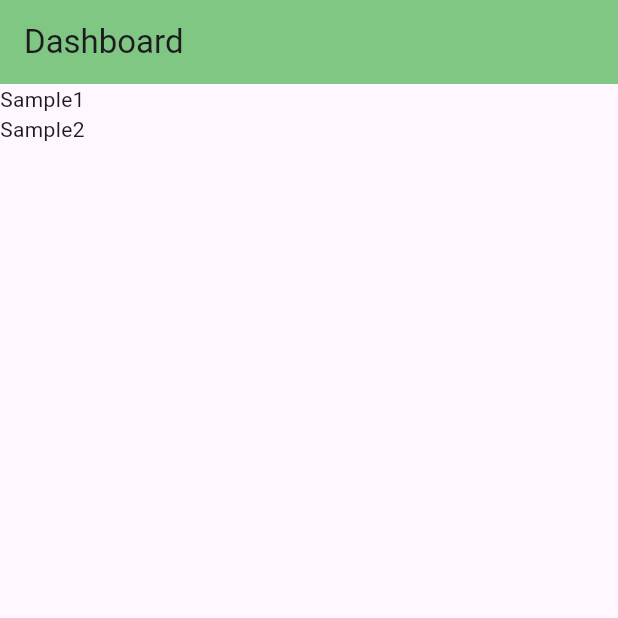
After one commit to lisandrobatiancila/hero-fe, a Flutter app: the DashBoard screen opened directly, on a phone screen of 412 x 824 dp, the top half of it. The commit adds this screen. Run offline on Flutter 3.47's test engine with Material 3 defaults, Android fonts, the phone set to English and light mode, and no system bars; our stand-ins replace fluttertoast.

Commit message:
dashboard

```diff
--- /dev/null
+++ b/lib/src/features/dashboard/presentation/index.dart
@@ -0,0 +1,39 @@
+import 'package:flutter/material.dart';
+
+class DashBoardPage extends StatelessWidget {
+  @override
+  Widget build(BuildContext context) {
+    return MaterialApp(
+      home: DashBoard(),
+    );
+  }
+}
+
+class DashBoard extends StatefulWidget {
+  @override
+  _DashBaord createState () => _DashBaord();
+}
+
+class _DashBaord extends State<DashBoard> {
+  @override
+
+  @override
+  Widget build(BuildContext context) {
+    return PopScope(
+    canPop: false,
+      child: Scaffold(
+      appBar: AppBar(
+        title: const Text("Dashboard"),
+        automaticallyImplyLeading: false,
+        backgroundColor: Colors.green[300],
+      ),
+      body: const Column(
+        children: <Widget>[
+          Text("Sample1"),
+          Text("Sample2"),
+        ],
+      ),
+    ),
+    );
+  }
+}
--- a/lib/src/features/login/service/login.service.dart
+++ b/lib/src/features/login/service/login.service.dart
@@ -2,12 +2,14 @@ import 'dart:convert';
 
 import 'package:heroes/src/features/login/data/loginDTO.dart';
 import 'package:heroes/src/features/login/domain/login.domain.dart';
+import 'package:heroes/src/features/shared/ip/shared.constant.dart';
 import 'package:http/http.dart' as http;
 
 class LoginService {
   Future<LoginModel> loginUser(LoginDTO loginDTO) async {
+    SharedConstants _sharedConstants = SharedConstants();
     var response = await http.post(
-      Uri.parse("http://10.10.8.131:3000/login"),
+      Uri.parse("http://${_sharedConstants.getIp()}:3000/login"),
       body: <String, String> {
         'email': loginDTO.email,
         'password': loginDTO.password,
--- /dev/null
+++ b/lib/src/features/shared/ip/shared.constant.dart
@@ -0,0 +1,5 @@
+class SharedConstants {
+  String getIp() {
+    return "192.168.23.134";
+  }
+}
--- a/lib/src/features/signup/service/signup.service.dart
+++ b/lib/src/features/signup/service/signup.service.dart
@@ -1,14 +1,16 @@
 import 'dart:convert';
 
 import 'package:fluttertoast/fluttertoast.dart';
+import 'package:heroes/src/features/shared/ip/shared.constant.dart';
 import 'package:heroes/src/features/signup/data/signup.data.dart';
 import 'package:heroes/src/features/signup/domain/signup.domain.dart';
 import 'package:http/http.dart' as http;
 
 class SignupService {
   Future<SignupModel> signupUser(SignupDTO signupModel) async {
+    SharedConstants _sharedConstants = SharedConstants();
     var response = await http.post(
-      Uri.parse("http://10.10.8.131:3000/signup"),
+      Uri.parse("http://${_sharedConstants.getIp()}:3000/signup"),
       body: <String, String ?> {
         'firstname': signupModel.firstName,
         'lastname': signupModel.lastName,
```
Also changed, not shown: lib/src/features/login/domain/login.domain.dart (+7 -2 lines), lib/src/features/login/presentation/index.dart (+14 -2 lines).
